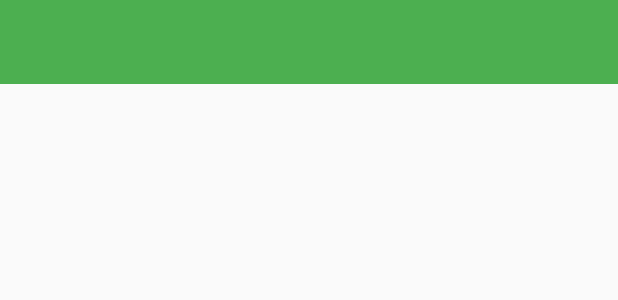
After one commit to aguiarroney/Lero, an Android app: the layout tela_principal_artista.xml on its own in the app's theme, with its tools: preview values and no code run, on a phone screen of 412 x 824 dp. The commit adds this screen. Shown: the top 300 px of the screen. Run offline under Robolectric (Android 15) with nearby library versions, the phone set to English and light mode, and no system bars; plain views replace ProfilePictureView.

Commit message:
Implementação das tela principal do artista e da classe evento

```diff
--- a/app/src/main/AndroidManifest.xml
+++ b/app/src/main/AndroidManifest.xml
@@ -11,7 +11,7 @@
         android:icon="@mipmap/ic_launcher"
         android:label="@string/app_name"
         android:supportsRtl="true"
-        android:theme="@style/AppTheme">
+        android:theme="@style/Theme.MyTheme">
         <activity android:name=".MainActivity">
             <intent-filter>
                 <action android:name="android.intent.action.MAIN" />
@@ -19,10 +19,11 @@
             </intent-filter>
         </activity>
         <activity android:name=".EscolherPerfil" android:theme="@style/AppTheme"></activity>
-        <activity android:name=".TelaPrincipal" android:theme="@style/AppTheme"></activity>
+        <activity android:name=".TelaPrincipalArtista" android:theme="@style/AppTheme"></activity>
         <activity android:name=".CadastroArtista" android:theme="@style/AppTheme"></activity>
         <activity android:name=".CadastroPalco" android:theme="@style/AppTheme"></activity>
         <activity android:name=".CadastroPlateia" android:theme="@style/AppTheme"></activity>
+        <activity android:name=".Evento" android:theme="@style/AppTheme"></activity>
 
         <activity android:name="com.facebook.FacebookActivity"
             android:configChanges=
--- /dev/null
+++ b/app/src/main/res/layout/navigation.xml
@@ -0,0 +1,14 @@
+<?xml version="1.0" encoding="utf-8"?>
+<LinearLayout xmlns:android="http://schemas.android.com/apk/res/android"
+    android:orientation="vertical" android:layout_width="match_parent"
+    android:layout_height="match_parent">
+
+    <android.support.v7.widget.Toolbar
+        android:id="@+id/tb_main"
+        android:layout_height="wrap_content"
+        android:layout_width="match_parent"
+        android:minHeight="?attr/actionBarSize"
+        android:background="?attr/colorPrimary"
+        />
+
+</LinearLayout>
--- /dev/null
+++ b/app/src/main/res/layout/tela_principal_artista.xml
@@ -0,0 +1,48 @@
+<?xml version="1.0" encoding="utf-8"?>
+<LinearLayout xmlns:android="http://schemas.android.com/apk/res/android"
+    xmlns:tools="http://schemas.android.com/tools"
+    xmlns:facebook="http://schemas.android.com/apk/res-auto"
+    tools:context="lero.com.androidstudio.lero.TelaPrincipalArtista"
+    android:layout_width="match_parent"
+    android:layout_height="match_parent"
+    android:orientation="vertical"
+    android:layout_gravity="center"
+    >
+
+   <include
+       android:id="@+id/inc_navigation"
+       layout="@layout/navigation"
+       />
+
+    <!--&lt;!&ndash;<TextView&ndash;&gt;-->
+        <!--&lt;!&ndash;android:id="@+id/textView"&ndash;&gt;-->
+        <!--&lt;!&ndash;android:layout_width="98dp"&ndash;&gt;-->
+        <!--&lt;!&ndash;android:layout_height="69dp"&ndash;&gt;-->
+        <!--&lt;!&ndash;android:text="entrou"&ndash;&gt;-->
+        <!--&lt;!&ndash;android:layout_gravity="center"&ndash;&gt;-->
+        <!--&lt;!&ndash;android:textColor="@color/preto"/>&ndash;&gt;-->
+
+    <!--<LinearLayout-->
+        <!--android:layout_width="match_parent"-->
+        <!--android:layout_height="85dp"-->
+        <!--android:background="@color/verdeEscuro">-->
+
+        <!--<com.facebook.login.widget.ProfilePictureView-->
+            <!--android:id="@+id/perfil_img"-->
+            <!--android:layout_width="100dp"-->
+            <!--android:layout_height="90dp"-->
+            <!--android:layout_gravity="center"-->
+
+            <!--&gt;-->
+        <!--</com.facebook.login.widget.ProfilePictureView>-->
+
+        <!--<TextView-->
+            <!--android:id="@+id/nomeArtista"-->
+            <!--android:layout_width="wrap_content"-->
+            <!--android:layout_height="wrap_content"-->
+            <!--android:textStyle="bold"/>-->
+
+
+    <!--</LinearLayout>-->
+
+</LinearLayout>
--- a/app/src/main/res/values/colors.xml
+++ b/app/src/main/res/values/colors.xml
@@ -1,11 +1,16 @@
 <?xml version="1.0" encoding="utf-8"?>
 <resources>
-    <color name="colorPrimary">#3F51B5</color>
-    <color name="colorPrimaryDark">#303F9F</color>
+    <color name="colorPrimary">#4CAF50</color>
+    <color name="colorPrimaryDark">#388E3C</color>
     <color name="colorAccent">#FF4081</color>
+
+
     <color name="fundoVerde">#a6f496</color>
     <color name="verdeEscuro">#32cd32</color>
     <color name="bgHome">#b3ffb3</color>
     <color name="preto">#000</color>
 
+
+
+
 </resources>
```
Also changed, not shown: app/src/main/java/lero/com/androidstudio/lero/BancoDeDados.java (+15 -0 lines), app/src/main/java/lero/com/androidstudio/lero/CadastroArtista.java (+1 -8 lines), app/src/main/java/lero/com/androidstudio/lero/Evento.java (added, +23 -0 lines), app/src/main/java/lero/com/androidstudio/lero/GerenciadorDeEventos.java (added, +29 -0 lines), app/src/main/java/lero/com/androidstudio/lero/TelaPrincipal.java (deleted, +0 -44 lines), app/src/main/java/lero/com/androidstudio/lero/TelaPrincipalArtista.java (added, +57 -0 lines), app/src/main/res/layout/tela_evento.xml (added, +13 -0 lines), app/src/main/res/layout/tela_principal.xml (deleted, +0 -43 lines).
